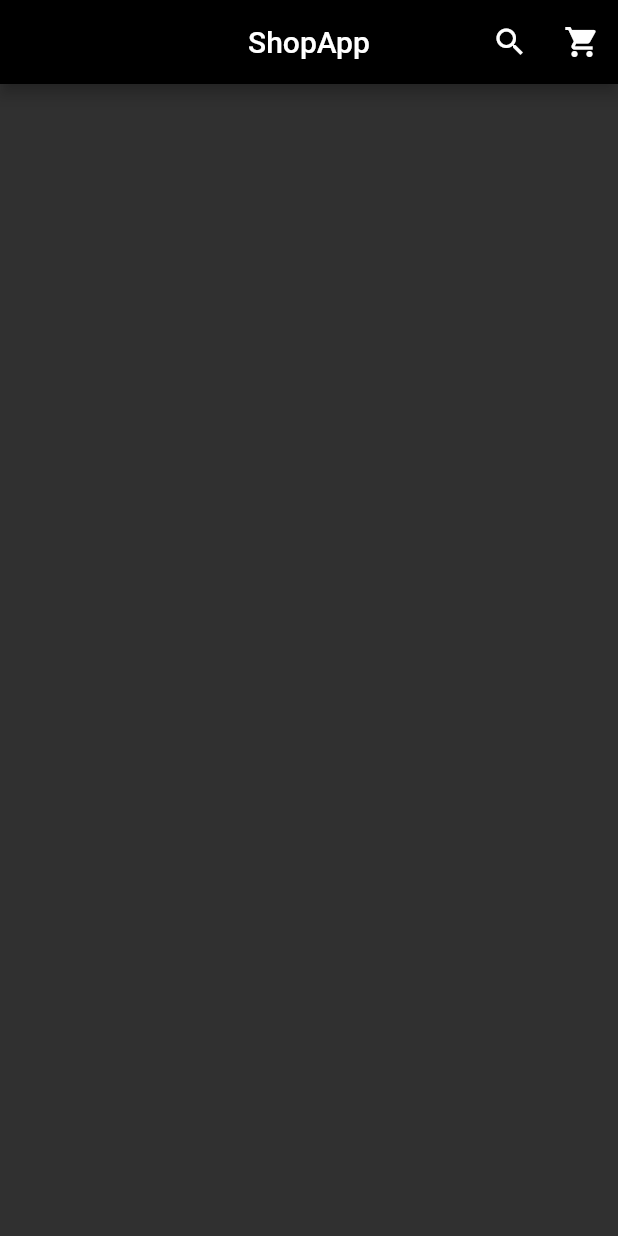
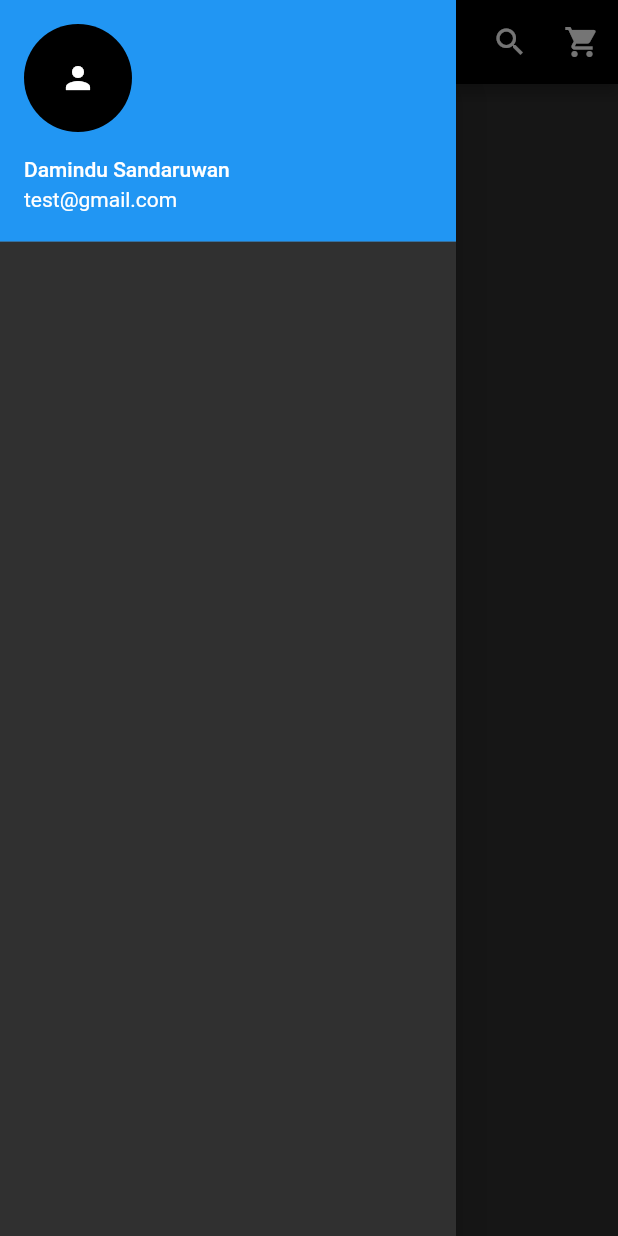
Before and after one commit to DaminduSandaruwan/E-ComApp, a Flutter app: the screen it shows after launch, with the side drawer open (before the commit the screen has no drawer), on a phone screen of 412 x 824 dp. Run offline on Flutter 3.47's test engine with Material 2 defaults, Android fonts, the phone set to English and light mode, and no system bars.

```diff
--- a/lib/main.dart
+++ b/lib/main.dart
@@ -50,6 +50,24 @@ class _HomePageState extends State<HomePage> {
           ),
         ],
       ),
+      drawer: Drawer(
+        child: ListView(
+          children: <Widget>[
+            UserAccountsDrawerHeader(
+              accountName: Text("Damindu Sandaruwan"),
+              accountEmail: Text("test@gmail.com"),
+              currentAccountPicture: GestureDetector(
+                child: CircleAvatar(
+                  child: Icon(
+                    Icons.person,
+                    color: Colors.white,
+                  ),
+                ),
+              ),
+            ),
+          ],
+        ),
+      ),
     );
   }
 }
```
